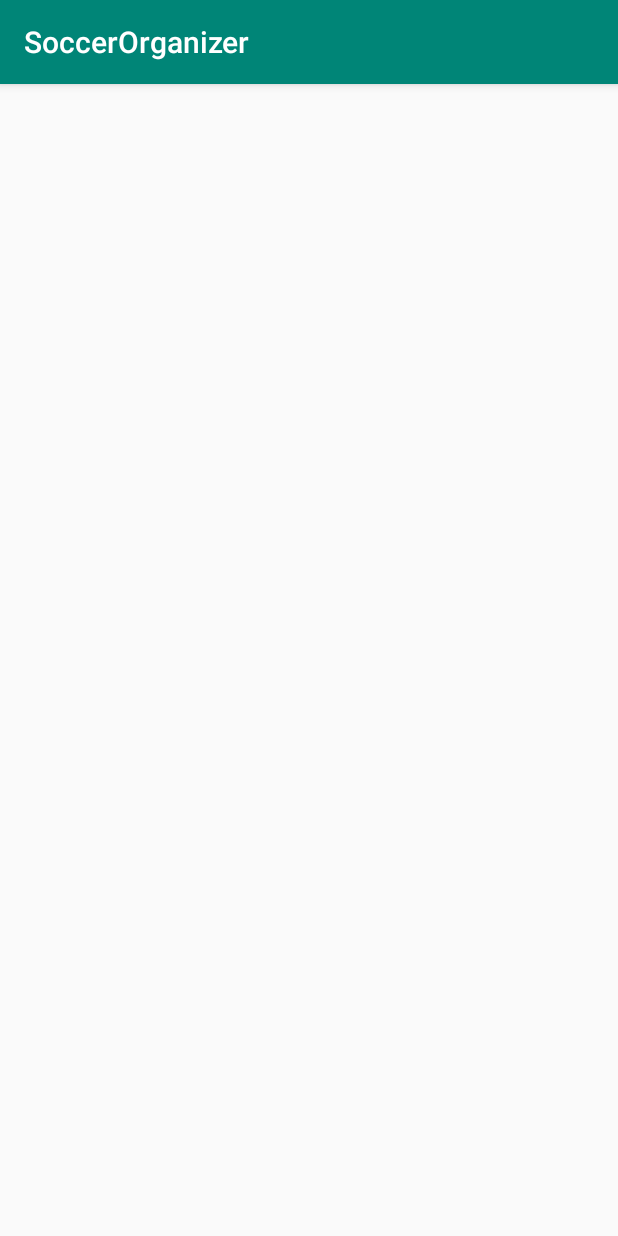
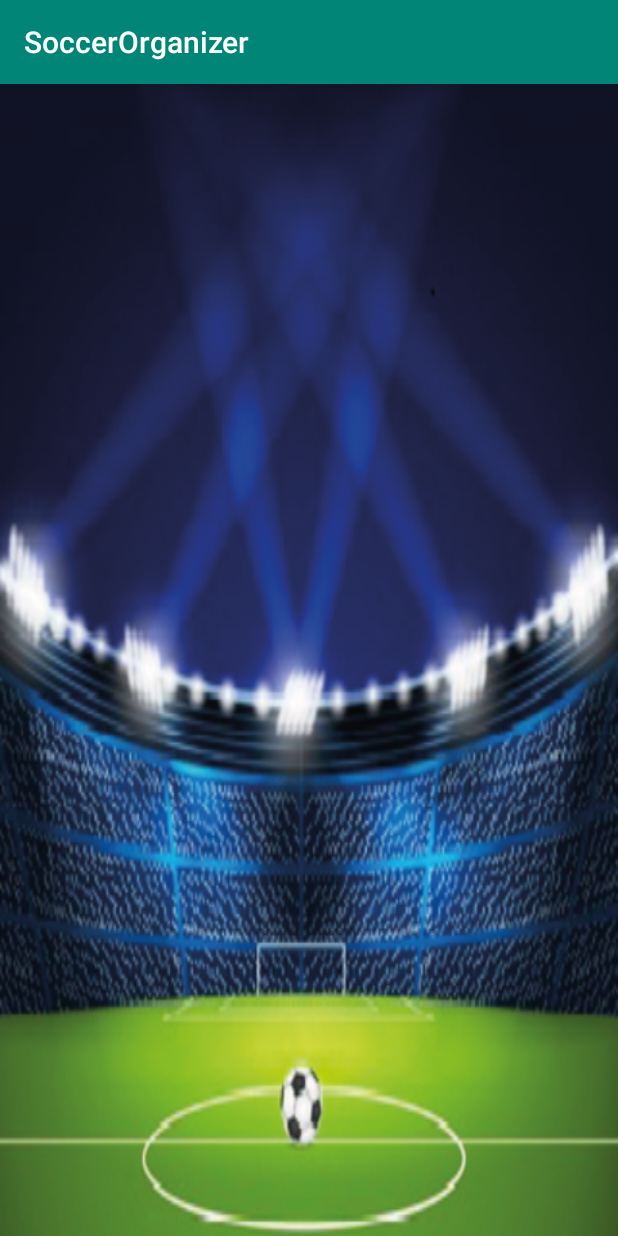
Before and after one commit to MoisesDM/SoccerOrganizer, an Android app: the MenuSecundario screen opened directly, with no data from a screen before it, on a phone screen of 412 x 824 dp. Run offline under Robolectric (Android 15) with nearby library versions, the phone set to English and light mode, and no system bars.

Commit message:
puse fondo de prueba en menu secundario

```diff
--- a/app/src/main/res/layout/activity_menu_secundario.xml
+++ b/app/src/main/res/layout/activity_menu_secundario.xml
@@ -4,6 +4,7 @@
     xmlns:tools="http://schemas.android.com/tools"
     android:layout_width="match_parent"
     android:layout_height="match_parent"
+    android:background="@drawable/fondo1"
     tools:context=".MenuSecundario">
 
 </android.support.constraint.ConstraintLayout>
```
